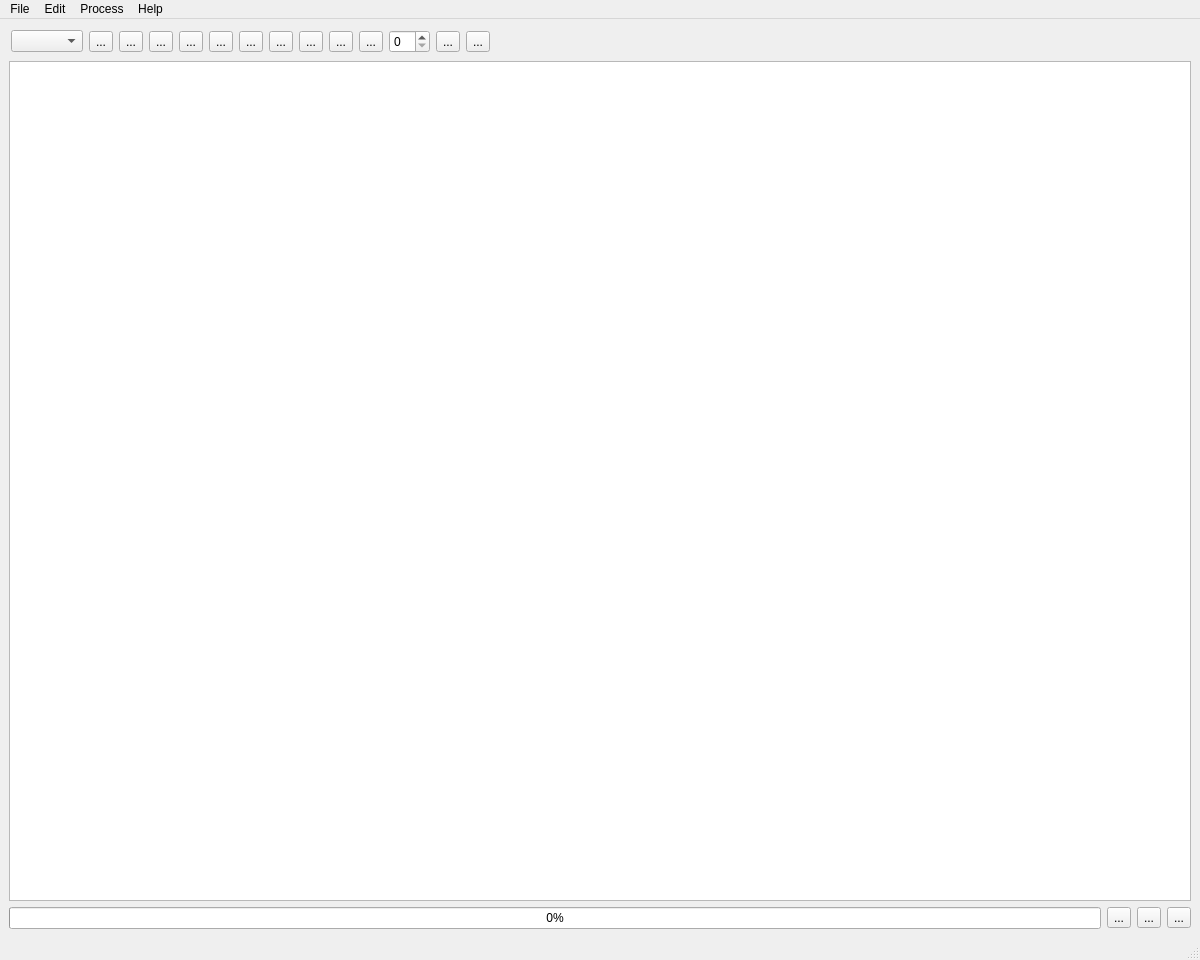
First picture: the form in scripts/Interface/ui/drill/main/main.ui, repository mantidproject/mantid, before the edit.
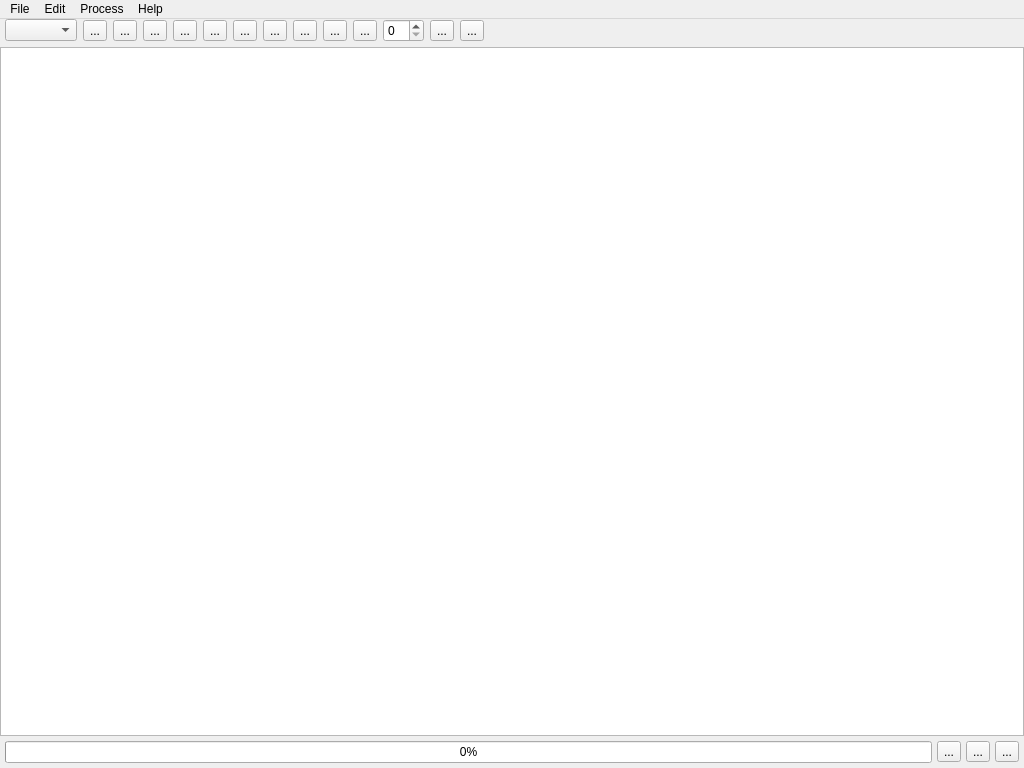
Second picture: the form after the edit. Icons and pictures are not drawn.

Commit message:
[DRILL] remove the status bar and optimize margins
The status bar has been removed from the main window. The margins have
been optimized to have a better centering of widgets in the window.

The edit to the form file:
```diff
--- a/scripts/Interface/ui/drill/main/main.ui
+++ b/scripts/Interface/ui/drill/main/main.ui
@@ -6,8 +6,8 @@
    <rect>
     <x>0</x>
     <y>0</y>
-    <width>1200</width>
-    <height>960</height>
+    <width>1024</width>
+    <height>768</height>
    </rect>
   </property>
   <property name="minimumSize">
@@ -26,23 +26,38 @@
    <property name="styleSheet">
     <string notr="true"/>
    </property>
-   <layout class="QVBoxLayout" name="verticalLayout_2" stretch="0,0,0">
+   <layout class="QVBoxLayout" name="verticalLayout" stretch="0,1,0">
+    <property name="spacing">
+     <number>5</number>
+    </property>
+    <property name="leftMargin">
+     <number>0</number>
+    </property>
+    <property name="topMargin">
+     <number>0</number>
+    </property>
+    <property name="rightMargin">
+     <number>0</number>
+    </property>
+    <property name="bottomMargin">
+     <number>5</number>
+    </property>
     <item>
      <layout class="QHBoxLayout" name="toolbar">
       <property name="spacing">
        <number>6</number>
       </property>
       <property name="leftMargin">
-       <number>2</number>
+       <number>5</number>
       </property>
       <property name="topMargin">
-       <number>2</number>
+       <number>0</number>
       </property>
       <property name="rightMargin">
-       <number>2</number>
+       <number>5</number>
       </property>
       <property name="bottomMargin">
-       <number>2</number>
+       <number>0</number>
       </property>
       <item>
        <widget class="QComboBox" name="techniqueSelector"/>
@@ -222,6 +237,12 @@
     </item>
     <item>
      <layout class="QHBoxLayout" name="footer">
+      <property name="leftMargin">
+       <number>5</number>
+      </property>
+      <property name="rightMargin">
+       <number>5</number>
+      </property>
       <item>
        <widget class="QProgressBar" name="progressBar">
         <property name="value">
@@ -268,7 +289,7 @@
     <rect>
      <x>0</x>
      <y>0</y>
-     <width>1200</width>
+     <width>1024</width>
      <height>24</height>
     </rect>
    </property>
@@ -310,7 +331,6 @@
    <addaction name="menuProcess_2"/>
    <addaction name="menuHelp"/>
   </widget>
-  <widget class="QStatusBar" name="statusbar"/>
   <action name="actionLoadRundex">
    <property name="text">
     <string>Load rundex</string>
```
